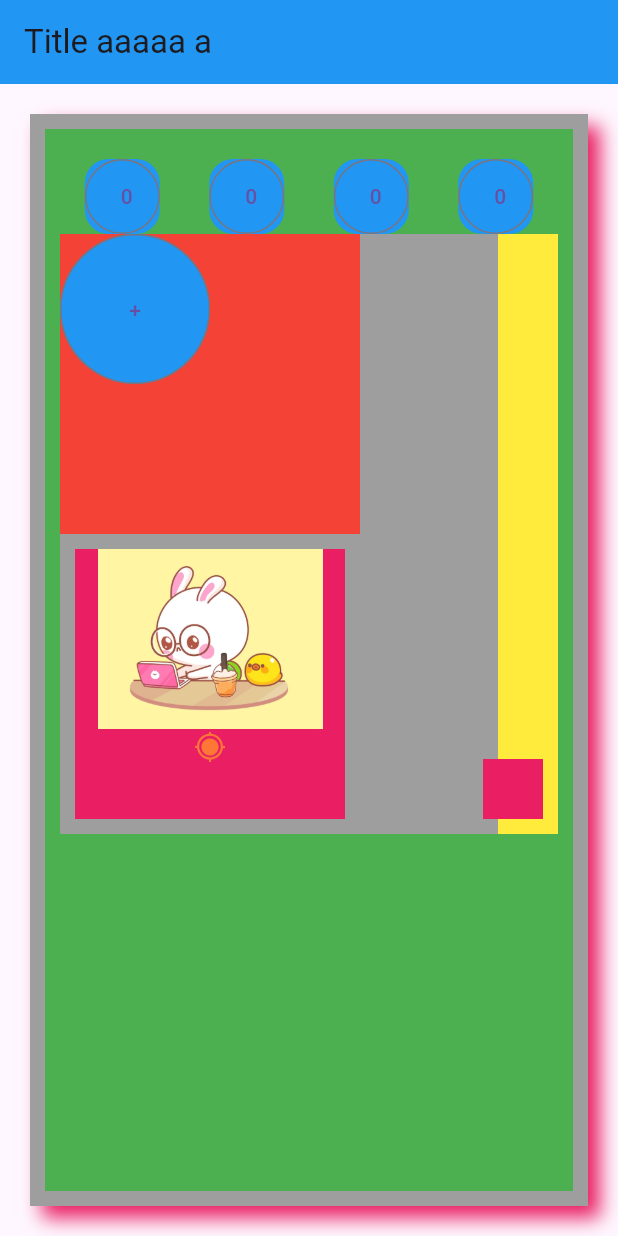
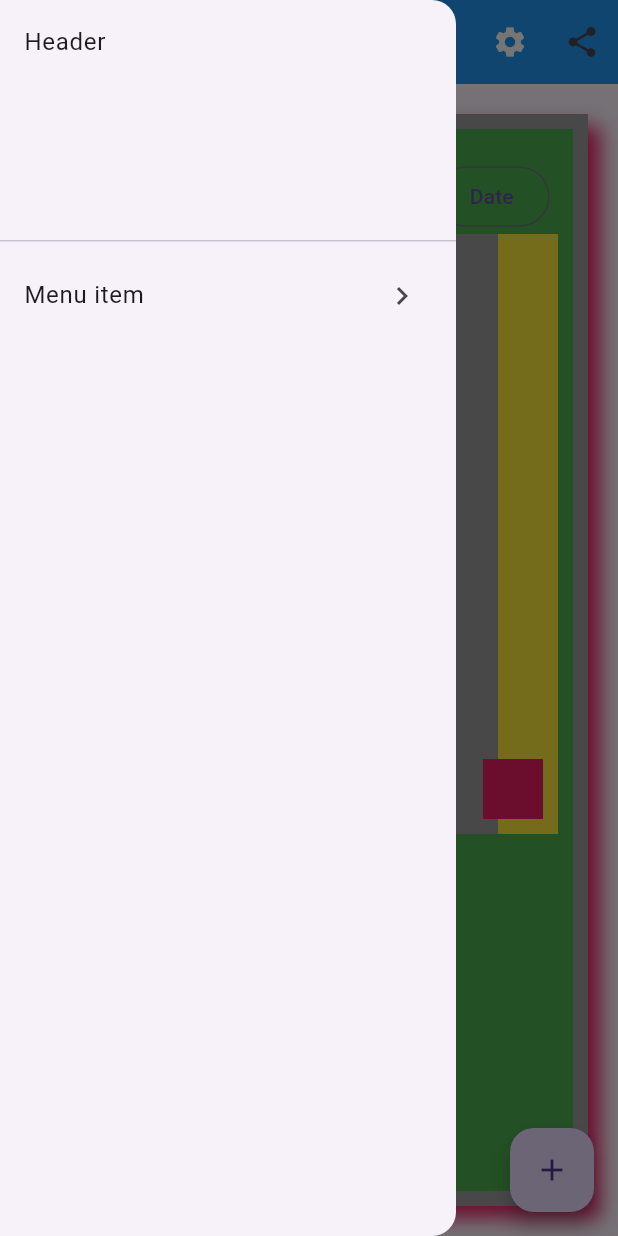
Before and after one commit to ducduy10k/first_flutter_app, a Flutter app: the screen it shows after launch, with the side drawer open (before the commit the screen has no drawer), on a phone screen of 412 x 824 dp. Run offline on Flutter 3.47's test engine with Material 3 defaults, Android fonts, the phone set to English and light mode, and no system bars; our stand-ins replace bloc, flutter_bloc, flutter_svg.

Commit message:
Update main.dart
header

```diff
--- a/lib/main.dart
+++ b/lib/main.dart
@@ -36,24 +36,76 @@ void main() {
       // ),SubjectBloc
     ],
     child: MaterialApp(
-      home: Scaffold(
+      title: "First app by duynd",
+      home: Page(),
+    ),
+  ));
+}
+
+class Page extends StatelessWidget {
+  const Page({
+    super.key,
+  });
+
+  @override
+  Widget build(BuildContext context) {
+    return Scaffold(
+      drawer: Drawer(child: ListView(
+        children: [
+          DrawerHeader(child: Text("Header")),
+          ListTile(
+            title: Text("Menu item"),
+            trailing: Icon(Icons.navigate_next),
+          )
+        ],
+      )),
         appBar: AppBar(
           title: Text(
-              'Title aaaaa a   ',
+            'Title app',
             // maxLines: 1,
             // overflow: TextOverflow.ellipsis,
           ),
           backgroundColor: Colors.blue,
           centerTitle: false,
+
+          actions: [
+            IconButton(onPressed: () {}, icon: Icon(
+              Icons.settings, color: Colors.white,
+            )),
+            PopupMenuButton(
+              icon: Icon(Icons.share),
+              color: Colors.white,
+              itemBuilder: (context) {
+                return [
+                  PopupMenuItem(child: Icon(Icons.facebook)),
+                  PopupMenuItem(child: Icon(Icons.mail)),
+                ];
+              },
+            )
+          ],
+          leading: LeadingAppbar(),
+
         ),
-          body: body()),
-    ),
-  ));
+        floatingActionButton: FloatingActionButton(onPressed: () {}, child: Icon(Icons.add),),
+        body: body());
+  }
+}
+
+class LeadingAppbar extends StatelessWidget {
+  const LeadingAppbar({
+    super.key,
+  });
+
+  @override
+  Widget build(BuildContext context) {
+    return IconButton(onPressed: () {
+      print("object");
+      Scaffold.of(context).openDrawer();
+    }, icon: Icon(Icons.menu, color: Colors.white,));
+  }
 }
 
 class body extends StatelessWidget {
-
-
   @override
   Widget build(BuildContext context) {
     return BlocBuilder<CounterBloc, int>(
@@ -93,7 +145,6 @@ class body extends StatelessWidget {
 }
 
 class BodyItem extends StatelessWidget {
-
   @override
   Widget build(BuildContext context) {
     return BlocBuilder<CounterBloc, int>(
@@ -107,33 +158,23 @@ class BodyItem extends StatelessWidget {
             child: OutlinedButton(
               child: Text("$state"),
               onPressed: () =>
-              {
-                context.read<CounterBloc>().add(new CouterIncrement())
-              },
+                  {context.read<CounterBloc>().add(new CouterIncrement())},
             ),
-
           ),
           decoration: BoxDecoration(
-              color: Colors.blue,
-              borderRadius: BorderRadius.circular(16)
-          ),
-
-
+              color: Colors.blue, borderRadius: BorderRadius.circular(16)),
         );
       },
     );
   }
 }
 
-
 class BodyContent extends StatelessWidget {
-
   @override
   Widget build(BuildContext context) {
     return Container(
         width: double.infinity,
         height: double.infinity,
-
         child: Column(
           children: [
             Row(
@@ -141,8 +182,49 @@ class BodyContent extends StatelessWidget {
               // crossAxisAlignment: CrossAxisAlignment.stretch,
               mainAxisAlignment: MainAxisAlignment.spaceAround,
               // mainAxisSize: MainAxisSize.min,
-              children: [BodyItem(), BodyItem(), BodyItem(), BodyItem()],
-
+              children: [
+                BodyItem(),
+                BodyItem(),
+                OutlinedButton(
+                    onPressed: () {
+                      showModalBottomSheet(
+                          context: context,
+                          showDragHandle: true,
+                          backgroundColor: Colors.red,
+                          enableDrag: true,
+                          // isScrollControlled: true,
+                          scrollControlDisabledMaxHeightRatio: .9,
+                          // barrierColor: Colors.grey,
+                          builder: (context) {
+                            return Container(
+                              width: double.infinity,
+                              child: const Column(
+                                children: [
+                                  Text("He;;p"),
+                                  Text("He;;p"),
+                                  Text("He;;p"),
+                                  Text("He;;p"),
+                                  Text("He;;p"),
+                                  Text("He;;p"),
+                                  Text("He;;p"),
+                                  Text("He;;p"),
+                                  Text("He;;p"),
+                                ],
+                              ),
+                            );
+                          });
+                    },
+                    child: Text("BtmSheet")),
+                OutlinedButton(
+                    onPressed: () async {
+                      DateTime? date = await showDatePicker(
+                          context: context,
+                          firstDate: DateTime.now(),
+                          lastDate: DateTime.now().add(Duration(days: 14)));
+                      print("Date selected $date");
+                    },
+                    child: Text("Date"))
+              ],
             ),
             Container(
               width: 400,
@@ -163,16 +245,33 @@ class BodyContent extends StatelessWidget {
                     width: 100,
                     height: 100,
                     child: OutlinedButton(
-                      child: Text("+"),
-                      onPressed: () =>
-                      {
-                        context.read<CounterBloc>()
+                      child: Text("Show dialog"),
+                      onPressed: () => {
+                        showDialog(
+                            context: context,
+                            barrierColor: Colors.red,
+                            builder: (context) => AlertDialog(
+                                  title: Text("Title"),
+                                  content: Text("content"),
+                                  actions: [
+                                    TextButton(
+                                        onPressed: () {
+                                          TextButton(
+                                              onPressed: () {},
+                                              child: Text("Cancel"));
+                                        },
+                                        child: Text("Cancel")),
+                                    TextButton(
+                                        onPressed: () {}, child: Text("OK"))
+                                  ],
+                                  alignment: Alignment.topCenter,
+                                  shadowColor: Colors.yellow,
+                                  elevation: 16,
+                                ))
                       },
                     ),
                     decoration: BoxDecoration(
-                        color: Colors.blue,
-                        shape: BoxShape.circle
-                    ),
+                        color: Colors.blue, shape: BoxShape.circle),
                   ),
                   Align(
                     alignment: Alignment.topRight,
@@ -187,9 +286,7 @@ class BodyContent extends StatelessWidget {
                     right: 10,
                     width: 40,
                     height: 40,
-
                     child: Container(
-
                       color: Colors.pink,
                     ),
                   ),
@@ -198,24 +295,25 @@ class BodyContent extends StatelessWidget {
                     left: 10,
                     width: 180,
                     height: 180,
-
                     child: Container(
                       color: Colors.pink,
                       child: Column(
                         children: [
-                          Image.asset('assets/images/tho.jpeg', fit: BoxFit.cover, width: 150,),
+                          Image.asset(
+                            'assets/images/tho.jpeg',
+                            fit: BoxFit.cover,
+                            width: 150,
+                          ),
                           SvgPicture.asset('assets/images/checkin.svg')
                         ],
-                      ) ,
+                      ),
                     ),
                   ),
                 ],
               ),
-            )
+            ),
+
           ],
-
-        )
-
-    );
+        ));
   }
 }
```
Lines whose indentation alone changed are shown as unchanged.
